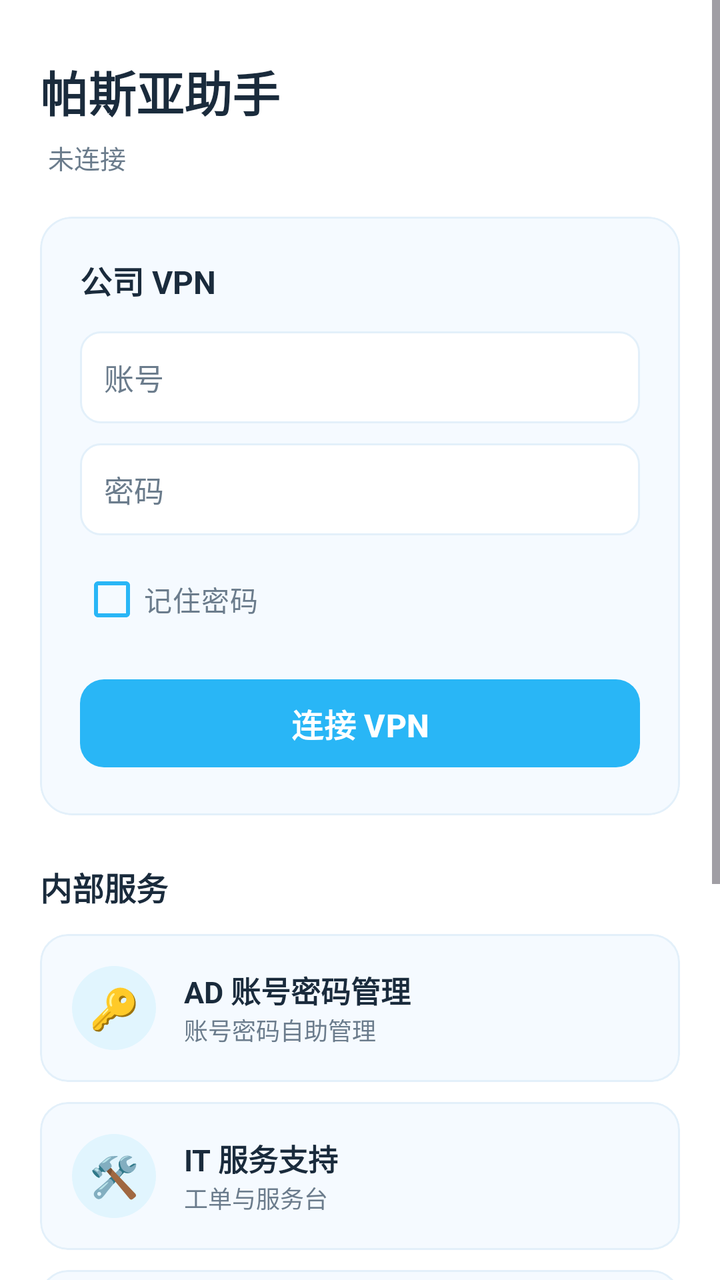
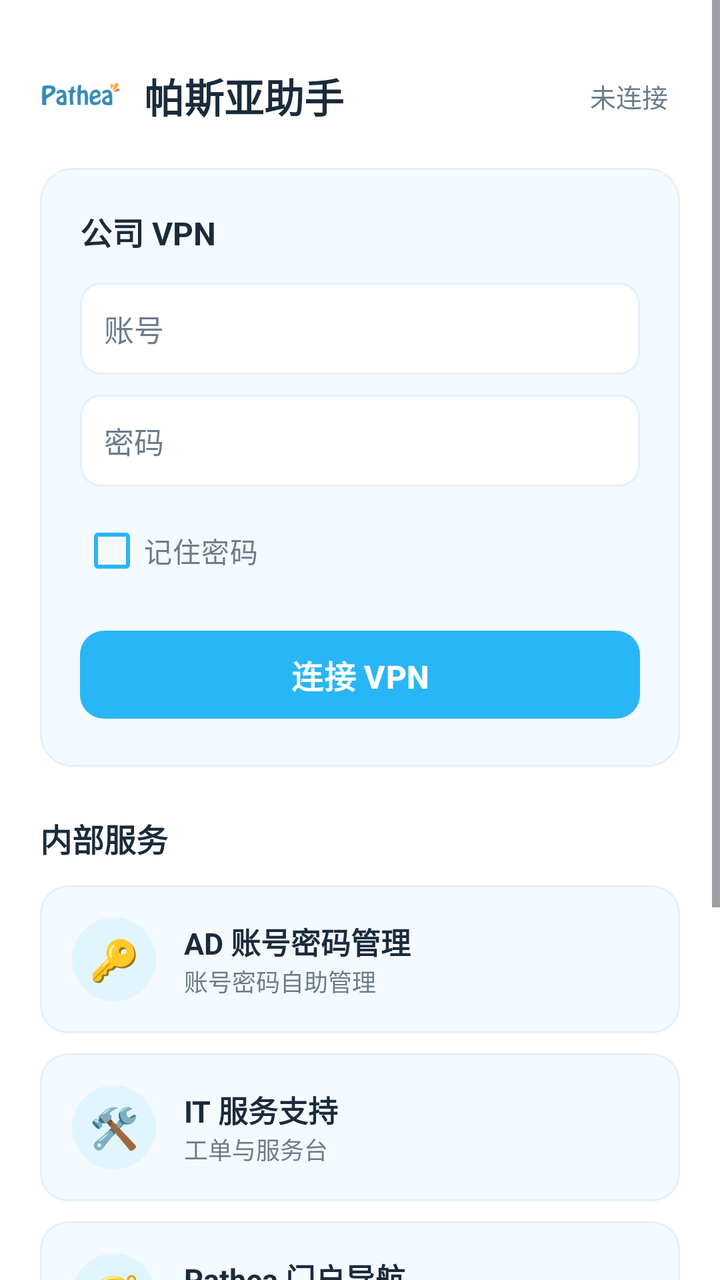

Before-and-after screenshots of an Android layout around one commit, followed by the original layout XML and the change that was made.
<!-- AndroidManifest.xml: application theme Theme.PatheaAssistant -->
<!-- res/layout/activity_main.xml -->
<?xml version="1.0" encoding="utf-8"?>
<ScrollView xmlns:android="http://schemas.android.com/apk/res/android"
    xmlns:app="http://schemas.android.com/apk/res-auto"
    android:layout_width="match_parent"
    android:layout_height="match_parent"
    android:background="@color/background"
    android:fillViewport="true">

    <LinearLayout
        android:layout_width="match_parent"
        android:layout_height="wrap_content"
        android:orientation="vertical"
        android:padding="20dp">

        
        <TextView
            android:layout_width="wrap_content"
            android:layout_height="wrap_content"
            android:layout_marginTop="8dp"
            android:text="@string/app_name"
            android:textColor="@color/text_primary"
            android:textSize="24sp"
            android:textStyle="bold" />

        <TextView
            android:id="@+id/vpnStatusText"
            android:layout_width="wrap_content"
            android:layout_height="wrap_content"
            android:layout_marginTop="2dp"
            android:padding="4dp"
            android:clickable="true"
            android:focusable="true"
            android:foreground="?attr/selectableItemBackground"
            android:text="@string/vpn_disconnected"
            android:textColor="@color/text_secondary"
            android:textSize="13sp" />

        
        <com.google.android.material.card.MaterialCardView
            android:id="@+id/vpnCard"
            android:layout_width="match_parent"
            android:layout_height="wrap_content"
            android:layout_marginTop="16dp"
            app:cardBackgroundColor="@color/surface"
            app:cardCornerRadius="16dp"
            app:cardElevation="0dp"
            app:strokeColor="@color/divider"
            app:strokeWidth="1dp">

            <LinearLayout
                android:layout_width="match_parent"
                android:layout_height="wrap_content"
                android:orientation="vertical"
                android:padding="20dp">

                <TextView
                    android:layout_width="wrap_content"
                    android:layout_height="wrap_content"
                    android:text="@string/vpn_title"
                    android:textColor="@color/text_primary"
                    android:textSize="16sp"
                    android:textStyle="bold" />

                <EditText
                    android:id="@+id/usernameInput"
                    android:layout_width="match_parent"
                    android:layout_height="wrap_content"
                    android:layout_marginTop="14dp"
                    android:hint="@string/username"
                    android:inputType="text"
                    android:maxLines="1"
                    android:background="@drawable/edittext_bg"
                    android:padding="12dp"
                    android:textColor="@color/text_primary"
                    android:textColorHint="@color/text_secondary"
                    android:textSize="15sp" />

                <EditText
                    android:id="@+id/passwordInput"
                    android:layout_width="match_parent"
                    android:layout_height="wrap_content"
                    android:layout_marginTop="10dp"
                    android:hint="@string/password"
                    android:inputType="textPassword"
                    android:maxLines="1"
                    android:background="@drawable/edittext_bg"
                    android:padding="12dp"
                    android:textColor="@color/text_primary"
                    android:textColorHint="@color/text_secondary"
                    android:textSize="15sp" />

                <CheckBox
                    android:id="@+id/rememberCheckbox"
                    android:layout_width="wrap_content"
                    android:layout_height="wrap_content"
                    android:layout_marginTop="8dp"
                    android:buttonTint="@color/accent"
                    android:text="@string/remember_password"
                    android:textColor="@color/text_secondary"
                    android:textSize="14sp" />

                <com.google.android.material.button.MaterialButton
                    android:id="@+id/connectButton"
                    android:layout_width="match_parent"
                    android:layout_height="52dp"
                    android:layout_marginTop="12dp"
                    android:text="@string/vpn_connect"
                    android:textSize="16sp"
                    android:textStyle="bold"
                    app:backgroundTint="@color/accent"
                    app:cornerRadius="12dp" />
            </LinearLayout>
        </com.google.android.material.card.MaterialCardView>

        
        <TextView
            android:layout_width="wrap_content"
            android:layout_height="wrap_content"
            android:layout_marginTop="24dp"
            android:text="@string/internal_services"
            android:textColor="@color/text_primary"
            android:textSize="16sp"
            android:textStyle="bold" />

        
        <com.google.android.material.card.MaterialCardView
            android:id="@+id/shortcutAd"
            android:layout_width="match_parent"
            android:layout_height="wrap_content"
            android:layout_marginTop="12dp"
            android:clickable="true"
            android:focusable="true"
            android:foreground="?attr/selectableItemBackground"
            app:cardBackgroundColor="@color/surface"
            app:cardCornerRadius="14dp"
            app:cardElevation="0dp"
            app:strokeColor="@color/divider"
            app:strokeWidth="1dp">

            <LinearLayout
                android:layout_width="match_parent"
                android:layout_height="wrap_content"
                android:orientation="horizontal"
                android:gravity="center_vertical"
                android:padding="16dp">

                <TextView
                    android:layout_width="42dp"
                    android:layout_height="42dp"
                    android:gravity="center"
                    android:background="@drawable/circle_icon_bg"
                    android:text="🔑"
                    android:textSize="20sp" />

                <LinearLayout
                    android:layout_width="0dp"
                    android:layout_height="wrap_content"
                    android:layout_weight="1"
                    android:layout_marginStart="14dp"
                    android:orientation="vertical">

                    <TextView
                        android:layout_width="wrap_content"
                        android:layout_height="wrap_content"
                        android:text="@string/service_ad"
                        android:textColor="@color/text_primary"
                        android:textSize="15sp"
                        android:textStyle="bold" />

                    <TextView
                        android:layout_width="wrap_content"
                        android:layout_height="wrap_content"
                        android:text="@string/service_ad_sub"
                        android:textColor="@color/text_secondary"
                        android:textSize="12sp" />
                </LinearLayout>
            </LinearLayout>
        </com.google.android.material.card.MaterialCardView>

        <com.google.android.material.card.MaterialCardView
            android:id="@+id/shortcutItsm"
            android:layout_width="match_parent"
            android:layout_height="wrap_content"
            android:layout_marginTop="10dp"
            android:clickable="true"
            android:focusable="true"
            android:foreground="?attr/selectableItemBackground"
            app:cardBackgroundColor="@color/surface"
            app:cardCornerRadius="14dp"
            app:cardElevation="0dp"
            app:strokeColor="@color/divider"
            app:strokeWidth="1dp">

            <LinearLayout
                android:layout_width="match_parent"
                android:layout_height="wrap_content"
                android:orientation="horizontal"
                android:gravity="center_vertical"
                android:padding="16dp">

                <TextView
                    android:layout_width="42dp"
                    android:layout_height="42dp"
                    android:gravity="center"
                    android:background="@drawable/circle_icon_bg"
                    android:text="🛠"
                    android:textSize="20sp" />

                <LinearLayout
                    android:layout_width="0dp"
                    android:layout_height="wrap_content"
                    android:layout_weight="1"
                    android:layout_marginStart="14dp"
                    android:orientation="vertical">

                    <TextView
                        android:layout_width="wrap_content"
                        android:layout_height="wrap_content"
                        android:text="@string/service_itsm"
                        android:textColor="@color/text_primary"
                        android:textSize="15sp"
                        android:textStyle="bold" />

                    <TextView
                        android:layout_width="wrap_content"
                        android:layout_height="wrap_content"
                        android:text="@string/service_itsm_sub"
                        android:textColor="@color/text_secondary"
                        android:textSize="12sp" />
                </LinearLayout>
            </LinearLayout>
        </com.google.android.material.card.MaterialCardView>

        <com.google.android.material.card.MaterialCardView
            android:id="@+id/shortcutPortal"
            android:layout_width="match_parent"
            android:layout_height="wrap_content"
            android:layout_marginTop="10dp"
            android:layout_marginBottom="10dp"
            android:clickable="true"
            android:focusable="true"
            android:foreground="?attr/selectableItemBackground"
            app:cardBackgroundColor="@color/surface"
            app:cardCornerRadius="14dp"
            app:cardElevation="0dp"
            app:strokeColor="@color/divider"
            app:strokeWidth="1dp">

            <LinearLayout
                android:layout_width="match_parent"
                android:layout_height="wrap_content"
                android:orientation="horizontal"
                android:gravity="center_vertical"
                android:padding="16dp">

                <TextView
                    android:layout_width="42dp"
                    android:layout_height="42dp"
                    android:gravity="center"
                    android:background="@drawable/circle_icon_bg"
                    android:text="🧭"
                    android:textSize="20sp" />

                <LinearLayout
                    android:layout_width="0dp"
                    android:layout_height="wrap_content"
                    android:layout_weight="1"
                    android:layout_marginStart="14dp"
                    android:orientation="vertical">

                    <TextView
                        android:layout_width="wrap_content"
                        android:layout_height="wrap_content"
                        android:text="@string/service_portal"
                        android:textColor="@color/text_primary"
                        android:textSize="15sp"
                        android:textStyle="bold" />

                    <TextView
                        android:layout_width="wrap_content"
                        android:layout_height="wrap_content"
                        android:text="@string/service_portal_sub"
                        android:textColor="@color/text_secondary"
                        android:textSize="12sp" />
                </LinearLayout>
            </LinearLayout>
        </com.google.android.material.card.MaterialCardView>

        
        <com.google.android.material.card.MaterialCardView
            android:id="@+id/shortcutWiki"
            android:layout_width="match_parent"
            android:layout_height="wrap_content"
            android:layout_marginTop="10dp"
            android:clickable="true"
            android:focusable="true"
            android:foreground="?attr/selectableItemBackground"
            app:cardBackgroundColor="@color/surface"
            app:cardCornerRadius="14dp"
            app:cardElevation="0dp"
            app:strokeColor="@color/divider"
            app:strokeWidth="1dp">

            <LinearLayout
                android:layout_width="match_parent"
                android:layout_height="wrap_content"
                android:orientation="horizontal"
                android:gravity="center_vertical"
                android:padding="16dp">

                <TextView
                    android:layout_width="42dp"
                    android:layout_height="42dp"
                    android:gravity="center"
                    android:background="@drawable/circle_icon_bg"
                    android:text="📚"
                    android:textSize="20sp" />

                <LinearLayout
                    android:layout_width="0dp"
                    android:layout_height="wrap_content"
                    android:layout_weight="1"
                    android:layout_marginStart="14dp"
                    android:orientation="vertical">

                    <TextView
                        android:layout_width="wrap_content"
                        android:layout_height="wrap_content"
                        android:text="@string/service_wiki"
                        android:textColor="@color/text_primary"
                        android:textSize="15sp"
                        android:textStyle="bold" />

                    <TextView
                        android:layout_width="wrap_content"
                        android:layout_height="wrap_content"
                        android:text="@string/service_wiki_sub"
                        android:textColor="@color/text_secondary"
                        android:textSize="12sp" />
                </LinearLayout>
            </LinearLayout>
        </com.google.android.material.card.MaterialCardView>

        
        <com.google.android.material.card.MaterialCardView
            android:id="@+id/shortcutRustdesk"
            android:layout_width="match_parent"
            android:layout_height="wrap_content"
            android:layout_marginTop="10dp"
            android:layout_marginBottom="20dp"
            android:clickable="true"
            android:focusable="true"
            android:foreground="?attr/selectableItemBackground"
            app:cardBackgroundColor="@color/surface"
            app:cardCornerRadius="14dp"
            app:cardElevation="0dp"
            app:strokeColor="@color/divider"
            app:strokeWidth="1dp">

            <LinearLayout
                android:layout_width="match_parent"
                android:layout_height="wrap_content"
                android:orientation="horizontal"
                android:gravity="center_vertical"
                android:padding="16dp">

                <TextView
                    android:layout_width="42dp"
                    android:layout_height="42dp"
                    android:gravity="center"
                    android:background="@drawable/circle_icon_bg"
                    android:text="🖥"
                    android:textSize="20sp" />

                <LinearLayout
                    android:layout_width="0dp"
                    android:layout_height="wrap_content"
                    android:layout_weight="1"
                    android:layout_marginStart="14dp"
                    android:orientation="vertical">

                    <TextView
                        android:layout_width="wrap_content"
                        android:layout_height="wrap_content"
                        android:text="@string/service_rustdesk"
                        android:textColor="@color/text_primary"
                        android:textSize="15sp"
                        android:textStyle="bold" />

                    <TextView
                        android:layout_width="wrap_content"
                        android:layout_height="wrap_content"
                        android:text="@string/service_rustdesk_sub"
                        android:textColor="@color/text_secondary"
                        android:textSize="12sp" />
                </LinearLayout>
            </LinearLayout>
        </com.google.android.material.card.MaterialCardView>

    </LinearLayout>
</ScrollView>
<!-- resources referenced by this layout -->
<resources>
  <color name="accent">#29B6F6</color>
  <color name="background">#FFFFFF</color>
  <color name="divider">#E3F0FA</color>
  <color name="surface">#F5FAFF</color>
  <color name="text_primary">#1A2B3C</color>
  <color name="text_secondary">#6B7C8C</color>
  <!-- drawable circle_icon_bg (drawable) -->
  <?xml version="1.0" encoding="utf-8"?>
  <shape xmlns:android="http://schemas.android.com/apk/res/android"
      android:shape="oval">
      <solid android:color="#E1F5FE" />
  </shape>
  <!-- drawable edittext_bg (drawable) -->
  <?xml version="1.0" encoding="utf-8"?>
  <shape xmlns:android="http://schemas.android.com/apk/res/android">
      <solid android:color="@color/white" />
      <corners android:radius="10dp" />
      <stroke android:width="1dp" android:color="@color/divider" />
  </shape>
  <string name="app_name">帕斯亚助手</string>
  <string name="internal_services">内部服务</string>
  <string name="password">密码</string>
  <string name="remember_password">记住密码</string>
  <string name="service_ad">AD 账号密码管理</string>
  <string name="service_ad_sub">账号密码自助管理</string>
  <string name="service_itsm">IT 服务支持</string>
  <string name="service_itsm_sub">工单与服务台</string>
  <string name="service_portal">Pathea 门户导航</string>
  <string name="service_portal_sub">内部系统导航</string>
  <string name="service_rustdesk">RustDesk 远程协助</string>
  <string name="service_rustdesk_sub">远程桌面（未安装请点此下载）</string>
  <string name="service_wiki">Wiki 知识库</string>
  <string name="service_wiki_sub">内部知识库</string>
  <string name="username">账号</string>
  <string name="vpn_connect">连接 VPN</string>
  <string name="vpn_disconnected">未连接</string>
  <string name="vpn_title">公司 VPN</string>
  <style name="Theme.PatheaAssistant" parent="Theme.Material3.Light.NoActionBar">
          <item name="colorPrimary">@color/primary</item>
          <item name="colorPrimaryDark">@color/primary_dark</item>
          <item name="colorAccent">@color/accent</item>
          <item name="android:windowBackground">@color/background</item>
          <item name="android:statusBarColor">@color/primary</item>
          <item name="android:navigationBarColor">@color/white</item>
          <item name="android:windowLightStatusBar">false</item>
      </style>
  <color name="white">#FFFFFF</color>
  <color name="primary">#4FC3F7</color>
  <color name="primary_dark">#0288D1</color>
</resources>

<!-- the commit's change to res/layout/activity_main.xml (unified diff, before → after) -->
@@ -13,27 +13,41 @@
         android:padding="20dp">
 
         
-        <TextView
-            android:layout_width="wrap_content"
+        <LinearLayout
+            android:layout_width="match_parent"
             android:layout_height="wrap_content"
             android:layout_marginTop="8dp"
-            android:text="@string/app_name"
-            android:textColor="@color/text_primary"
-            android:textSize="24sp"
-            android:textStyle="bold" />
-
-        <TextView
-            android:id="@+id/vpnStatusText"
-            android:layout_width="wrap_content"
-            android:layout_height="wrap_content"
-            android:layout_marginTop="2dp"
-            android:padding="4dp"
-            android:clickable="true"
-            android:focusable="true"
-            android:foreground="?attr/selectableItemBackground"
-            android:text="@string/vpn_disconnected"
-            android:textColor="@color/text_secondary"
-            android:textSize="13sp" />
+            android:orientation="horizontal"
+            android:gravity="center_vertical">
+
+            <ImageView
+                android:layout_width="40dp"
+                android:layout_height="40dp"
+                android:src="@mipmap/ic_launcher"
+                android:contentDescription="@string/app_name" />
+
+            <TextView
+                android:layout_width="0dp"
+                android:layout_height="wrap_content"
+                android:layout_weight="1"
+                android:layout_marginStart="12dp"
+                android:text="@string/app_name"
+                android:textColor="@color/text_primary"
+                android:textSize="20sp"
+                android:textStyle="bold" />
+
+            <TextView
+                android:id="@+id/vpnStatusText"
+                android:layout_width="wrap_content"
+                android:layout_height="wrap_content"
+                android:padding="6dp"
+                android:clickable="true"
+                android:focusable="true"
+                android:foreground="?attr/selectableItemBackground"
+                android:text="@string/vpn_disconnected"
+                android:textColor="@color/text_secondary"
+                android:textSize="13sp" />
+        </LinearLayout>
 
         
         <com.google.android.material.card.MaterialCardView
<!-- resource entries referenced after the edit -->
@@ -19,6 +19,7 @@
       <corners android:radius="10dp" />
       <stroke android:width="1dp" android:color="@color/divider" />
   </shape>
+  <!-- mipmap ic_launcher: png bitmap (mipmap-hdpi, 3707 bytes) -->
   <string name="app_name">帕斯亚助手</string>
   <string name="internal_services">内部服务</string>
   <string name="password">密码</string>
